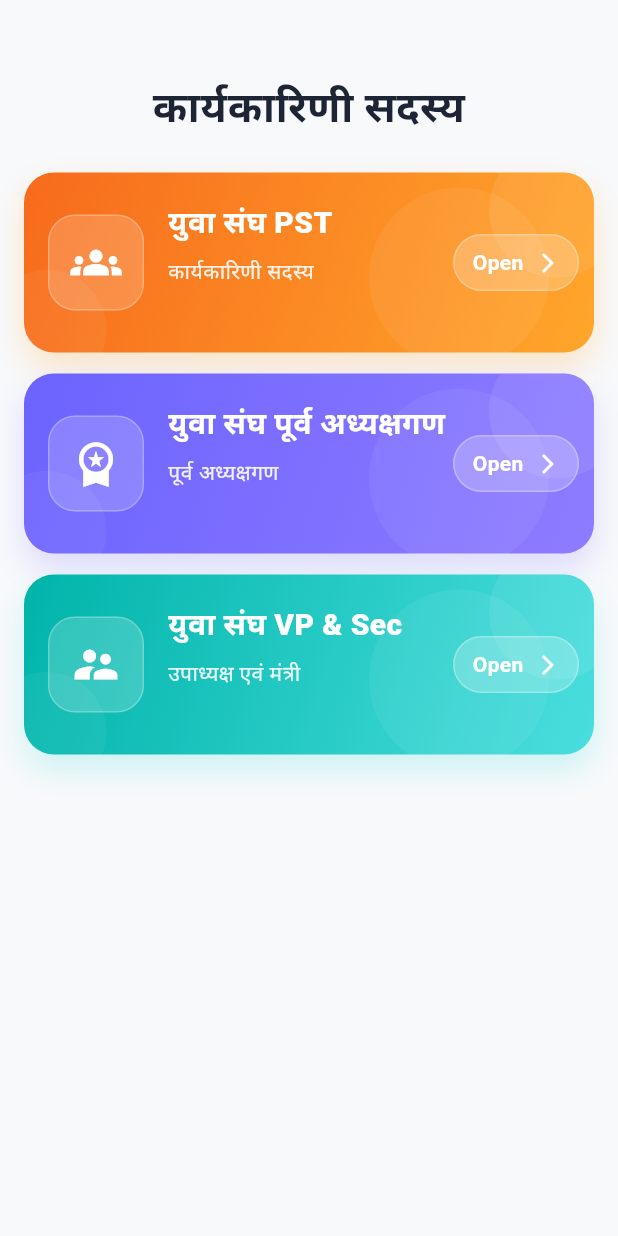
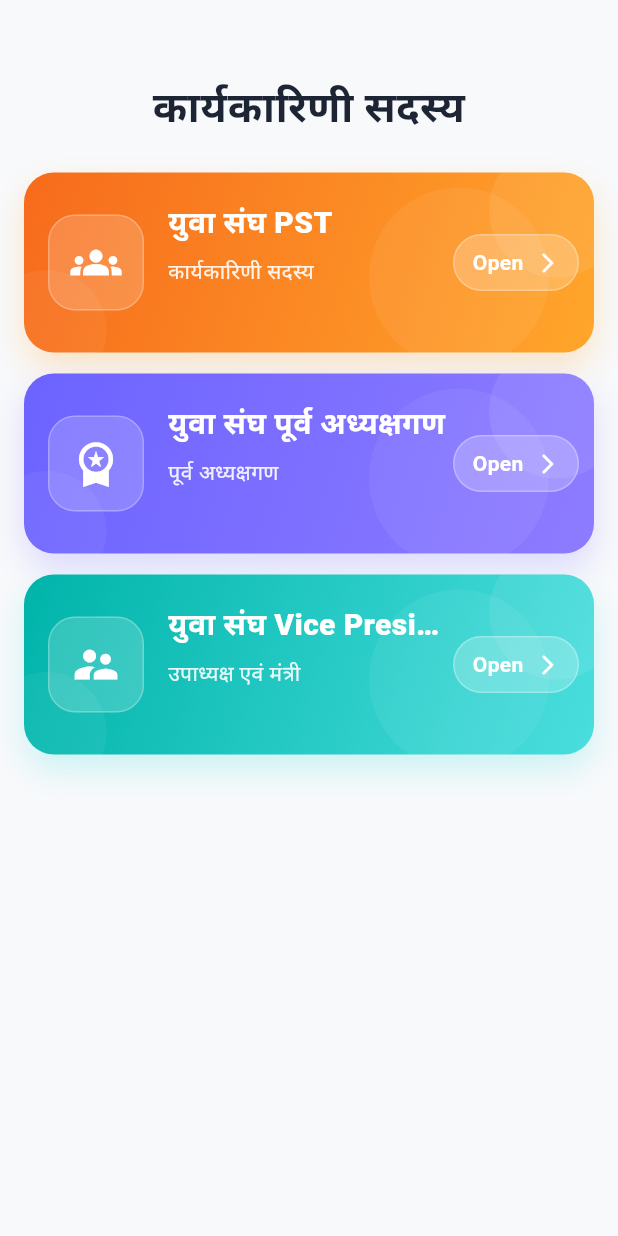
Before and after one commit to aaddy27/ABSJS-APP, a Flutter app: the KaryakariniSadasyaScreen screen opened directly, on a phone screen of 412 x 824 dp. Run offline on Flutter 3.47's test engine with Material 3 defaults, Android fonts, the phone set to English and light mode, and no system bars; our stand-ins replace awesome_dialog, cached_network_image, carousel_slider, confetti, firebase_core, firebase_messaging and 10 more; missing offline and left inert: pdfx; accounts and stored records are empty; network calls fail; Roboto replaces fonts that are missing (Amita).

Commit message:
date 18-11-2025

```diff
--- a/lib/screens/yuva_sangh/karyakarini_sadasya_screen.dart
+++ b/lib/screens/yuva_sangh/karyakarini_sadasya_screen.dart
@@ -25,7 +25,7 @@
         "screen": const YuvaExPresidentScreen(),
       },
       {
-        "title": "युवा संघ VP & Sec",
+        "title": "युवा संघ Vice President & Secretary",
         "subtitle": "उपाध्यक्ष एवं मंत्री",
         "icon": Icons.supervisor_account,
         "gradient": [const Color(0xFF00B4AA), const Color(0xFF4ADEDE)],
```
